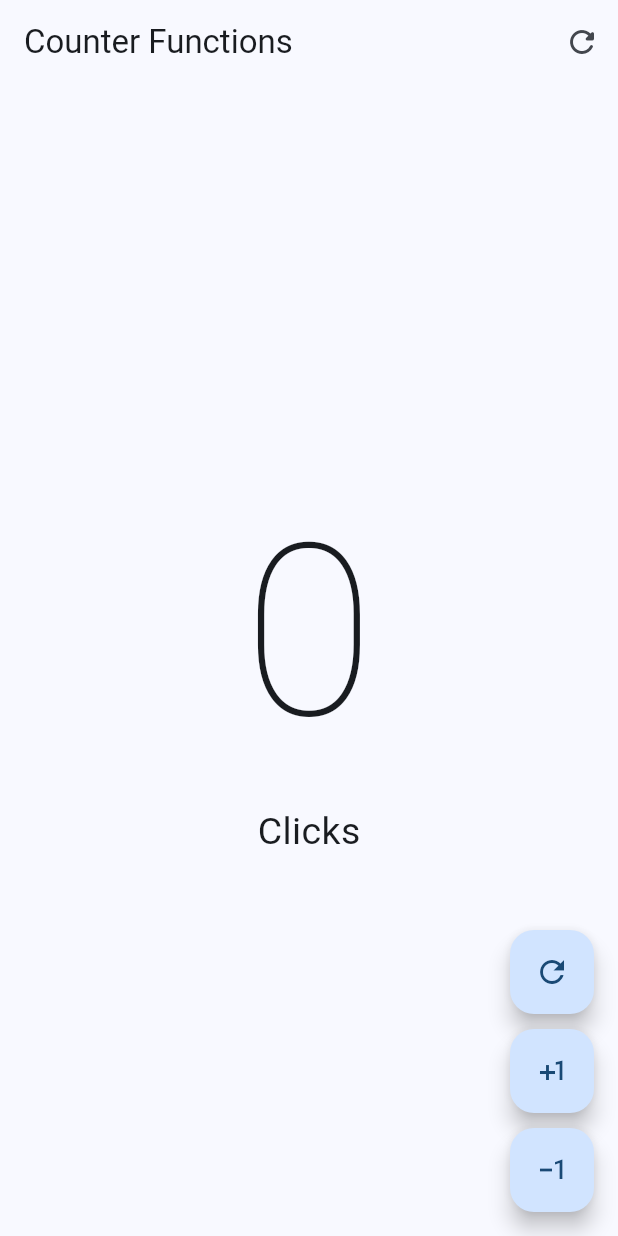
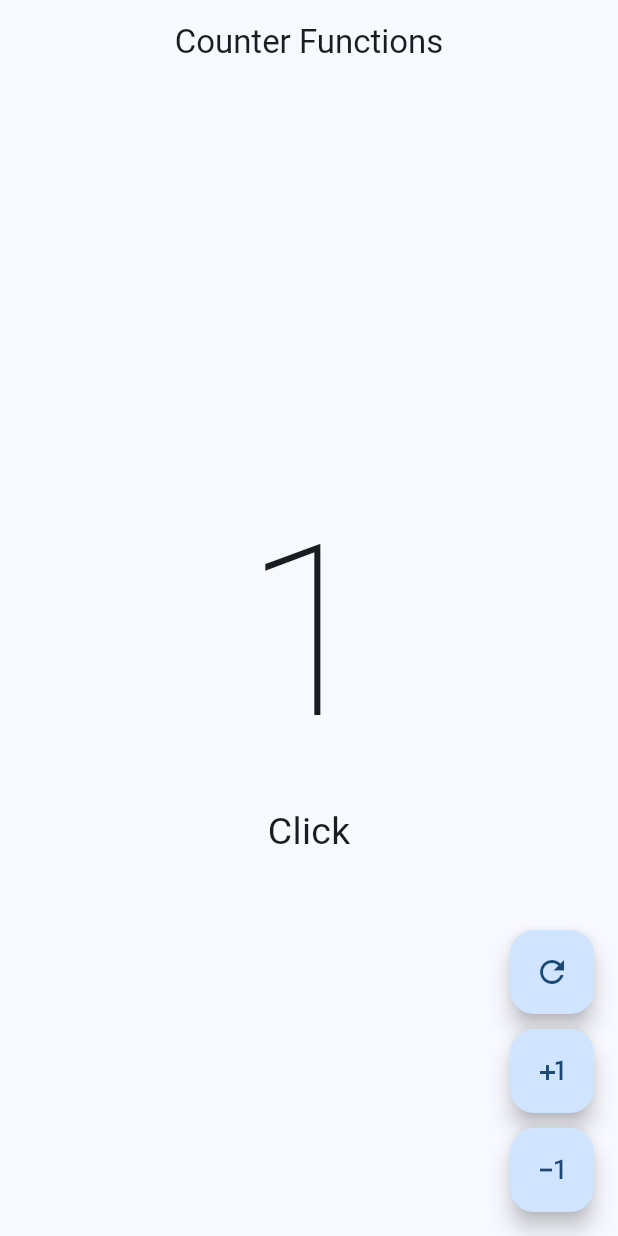
Before and after one commit to AAGuedes/flutter-primeros-pasos, a Flutter app: the screen it shows after launch, after a tap on the "plus one" icon, on a phone screen of 412 x 824 dp. Run offline on Flutter 3.47's test engine with Material 2 defaults, Android fonts, the phone set to English and light mode, and no system bars.

```diff
--- a/lib/presentation/screens/counter/counter_functions_screen.dart
+++ b/lib/presentation/screens/counter/counter_functions_screen.dart
@@ -13,17 +13,7 @@ class _CounterFunctionsScreenState extends State<CounterFunctionsScreen> {
   Widget build(BuildContext context) {
     return Scaffold(
         appBar: AppBar(
-          title: const Text('Counter Functions'),
-          actions: [
-            IconButton(
-              icon: const Icon(Icons.refresh_rounded),
-              onPressed: () {
-                setState(() {
-                  clickCounter = 0;
-                });
-              },
-            ),
-          ],
+          title: const Center(child: Text('Counter Functions')),
         ),
         body: Center(
           child: Column(
@@ -41,14 +31,36 @@ class _CounterFunctionsScreenState extends State<CounterFunctionsScreen> {
             ],
           ),
         ),
-        floatingActionButton: const Column(
+        floatingActionButton: Column(
           mainAxisAlignment: MainAxisAlignment.end,
           children: [
-            CustomButton(icon: Icons.refresh_outlined),
-            SizedBox(height: 10),
-            CustomButton(icon: Icons.plus_one_outlined),
-            SizedBox(height: 10),
-            CustomButton(icon: Icons.exposure_minus_1_outlined),
+            CustomButton(
+              icon: Icons.refresh_outlined,
+              onPressed: () {
+                setState(() {
+                  clickCounter = 0;
+                });
+              },
+            ),
+            const SizedBox(height: 10),
+            CustomButton(
+              icon: Icons.plus_one_outlined,
+              onPressed: () {
+                setState(() {
+                  clickCounter++;
+                });
+              },
+            ),
+            const SizedBox(height: 10),
+            CustomButton(
+              icon: Icons.exposure_minus_1_outlined,
+              onPressed: () {
+                setState(() {
+                  if (clickCounter == 0) return;
+                  clickCounter--;
+                });
+              },
+            ),
           ],
         ));
   }
@@ -56,17 +68,18 @@ class _CounterFunctionsScreenState extends State<CounterFunctionsScreen> {
 
 class CustomButton extends StatelessWidget {
   final IconData icon;
+  final VoidCallback? onPressed;
 
   const CustomButton({
     super.key,
     required this.icon,
+    this.onPressed,
   });
 
   @override
   Widget build(BuildContext context) {
     return FloatingActionButton(
-      onPressed: () {
-      },
+      onPressed: onPressed,
       child: Icon(icon),
     );
   }
```
